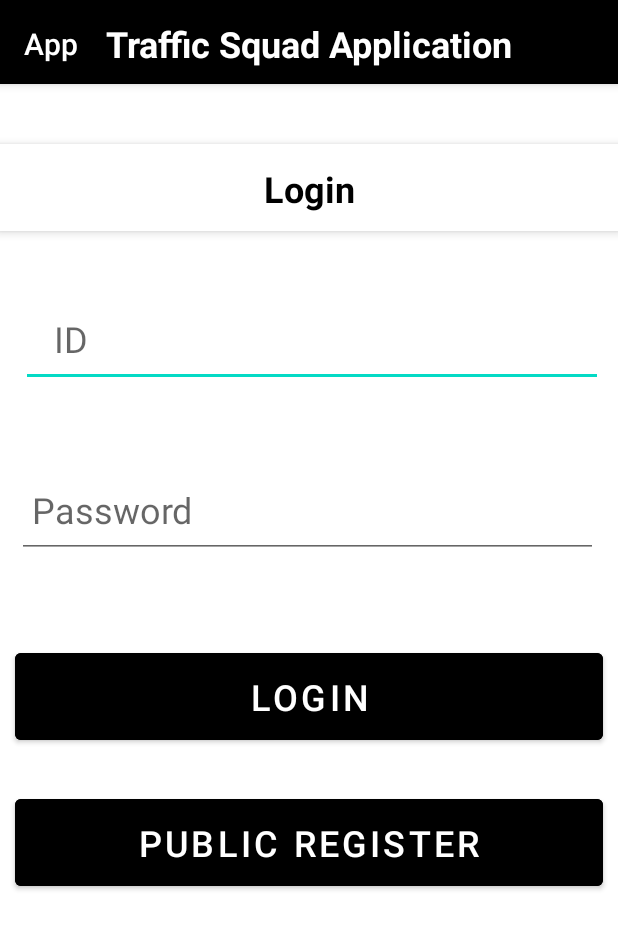
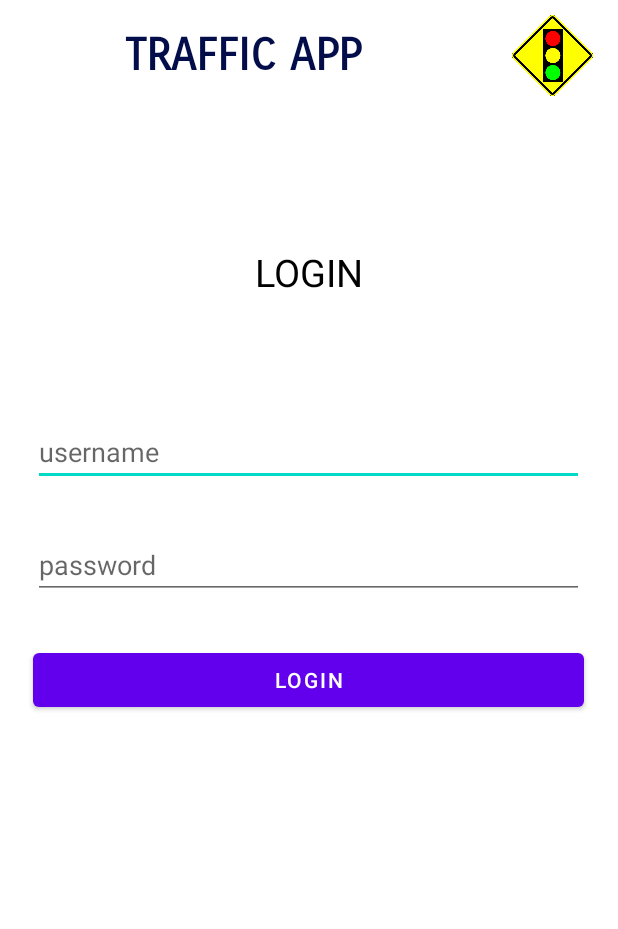
Before and after one commit to RoystonDAlmeida/Traffic_App-Updated-, an Android app: the screen it shows after launch (MainActivity), on a phone screen of 412 x 824 dp. Shown: the top 929 px of the screen. Run offline under Robolectric (Android 15) with nearby library versions, the phone set to English and light mode, and no system bars.

Commit message:
modificataion in mainactivity.xml responsive in landscape mode also

```diff
--- a/app/src/main/res/layout/activity_main.xml
+++ b/app/src/main/res/layout/activity_main.xml
@@ -1,94 +1,94 @@
 <?xml version="1.0" encoding="utf-8"?>
-<RelativeLayout xmlns:android="http://schemas.android.com/apk/res/android"
+<androidx.constraintlayout.widget.ConstraintLayout xmlns:android="http://schemas.android.com/apk/res/android"
     xmlns:app="http://schemas.android.com/apk/res-auto"
     xmlns:tools="http://schemas.android.com/tools"
     android:layout_width="match_parent"
     android:layout_height="match_parent"
-    tools:context=".MainActivity"
-    android:backgroundTint="@color/white">
-    <include
-        android:id="@+id/top_toolbar"
-        layout="@layout/toolbar"/>
-    <androidx.appcompat.widget.Toolbar
-        android:id="@+id/mid_toolbar"
+    tools:context=".MainActivity">
+
+    <ScrollView
         android:layout_width="match_parent"
+        android:layout_height="match_parent"
+        app:layout_constraintBottom_toBottomOf="parent"
+        app:layout_constraintEnd_toEndOf="parent"
+        app:layout_constraintHorizontal_bias="0.0"
+        app:layout_constraintStart_toStartOf="parent"
+        app:layout_constraintTop_toTopOf="parent"
+        app:layout_constraintVertical_bias="0.0">
+
+        <LinearLayout
+            android:layout_width="match_parent"
+            android:layout_height="match_parent"
+            android:orientation="vertical">
+
+            <LinearLayout
+                android:layout_width="wrap_content"
                 android:layout_height="wrap_content"
-        android:layout_below="@+id/top_toolbar"
-        android:layout_marginTop="40dp"
-        android:background="@color/white"
-        android:elevation="4dp"
-        android:paddingTop="2dp"
-        android:theme="@style/ThemeOverlay.AppCompat.Dark.ActionBar">
+                android:layout_marginTop="10dp"
+                android:orientation="horizontal">
 
                 <TextView
-            android:layout_width="wrap_content"
-            android:layout_height="wrap_content"
-            android:layout_gravity="center"
-            android:text="Login"
-            android:textColor="@color/black"
-            android:textSize="24sp"
+                    android:id="@+id/textView"
+                    android:layout_width="651dp"
+                    android:layout_height="54dp"
+                    android:layout_weight="9"
+                    android:fontFamily="sans-serif-smallcaps"
+                    android:gravity="center_horizontal|center_vertical"
+                    android:text="Traffic App"
+                    android:textAlignment="center"
+                    android:textAllCaps="true"
+                    android:textColor="#030D4A"
+                    android:textSize="30dp"
                     android:textStyle="bold" />
 
+                <ImageView
+                    android:id="@+id/imageView3"
+                    android:layout_width="124dp"
+                    android:layout_height="match_parent"
+                    android:layout_weight="1"
+                    app:srcCompat="@drawable/logo" />
 
-    </androidx.appcompat.widget.Toolbar>
+            </LinearLayout>
+
+            <TextView
+                android:id="@+id/textView9"
+                android:layout_width="367dp"
+                android:layout_height="wrap_content"
+                android:layout_gravity="center_horizontal"
+                android:layout_marginTop="100dp"
+                android:text="LOGIN"
+                android:textAlignment="center"
+                android:textColor="#000000"
+                android:textSize="25dp" />
 
             <EditText
                 android:id="@+id/ID"
-        android:layout_width="387dp"
-        android:layout_height="64dp"
-        android:layout_below="@+id/mid_toolbar"
-        android:layout_alignParentStart="true"
-        android:layout_alignParentEnd="true"
-        android:layout_marginStart="14dp"
-        android:layout_marginLeft="10dp"
-        android:layout_marginTop="40dp"
-        android:layout_marginEnd="10dp"
-        android:layout_marginRight="10dp"
-        android:layout_marginBottom="10dp"
+                android:layout_width="367dp"
+                android:layout_height="wrap_content"
+                android:layout_gravity="center_horizontal"
+                android:layout_marginTop="80dp"
                 android:ems="10"
-        android:inputType="textPersonName"
-        android:hint="   ID"
-        android:textSize="24sp" />
+                android:hint="username"
+                android:inputType="textPersonName" />
 
             <EditText
                 android:id="@+id/Password"
-        android:layout_width="387dp"
-        android:layout_height="64dp"
-        android:layout_below="@+id/ID"
-        android:layout_alignParentStart="true"
-        android:layout_alignParentEnd="true"
-        android:layout_marginStart="11dp"
-        android:layout_marginLeft="10dp"
-        android:layout_marginTop="40dp"
-        android:layout_marginEnd="13dp"
-        android:layout_marginRight="10dp"
-        android:layout_marginBottom="10dp"
+                android:layout_width="367dp"
+                android:layout_height="wrap_content"
+                android:layout_gravity="center_horizontal"
+                android:layout_marginTop="30dp"
                 android:ems="10"
-        android:inputType="textPersonName"
-        android:hint=" Password"
-        android:textSize="24sp" />
+                android:hint="password"
+                android:inputType="textPassword" />
 
             <Button
                 android:id="@+id/login"
-        android:layout_width="400dp"
-        android:layout_height="70dp"
-        android:layout_below="@+id/Password"
-        android:layout_marginTop="47dp"
-        android:text="LOGIN"
-        android:layout_marginLeft="10dp"
-        android:layout_marginRight="10dp"
-        android:textSize="24sp"
-        android:backgroundTint="@color/black"/>
-    <Button
-        android:id="@+id/public_register"
-        android:layout_width="400dp"
-        android:layout_height="70dp"
-        android:layout_below="@+id/login"
-        android:layout_marginTop="27dp"
-        android:text="PUBLIC REGISTER"
-        android:layout_marginLeft="10dp"
-        android:layout_marginRight="10dp"
-        android:textSize="24sp"
-        android:backgroundTint="@color/black"/>
+                android:layout_width="367dp"
+                android:layout_height="wrap_content"
+                android:layout_gravity="center_horizontal"
+                android:layout_marginTop="30dp"
+                android:text="Login" />
 
-</RelativeLayout>
+        </LinearLayout>
+    </ScrollView>
+</androidx.constraintlayout.widget.ConstraintLayout>
```
Also changed, not shown: app/src/main/java/com/example/app/MainActivity.java (+18 -0 lines), app/src/main/res/drawable/logo.png (added). Lines whose indentation alone changed are shown as unchanged.
